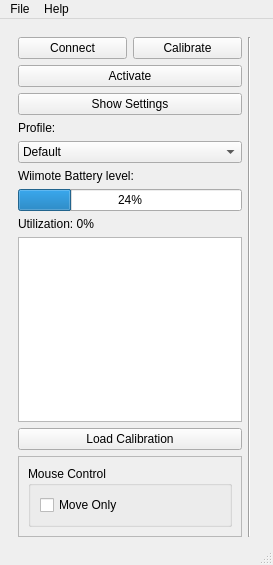
First picture: the form in stuff/mainwindow.ui, repository pnegre/python-whiteboard, before the edit.
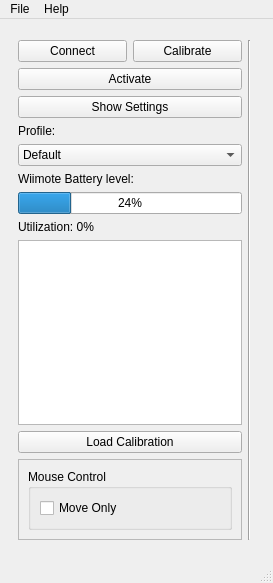
Second picture: the form after the edit.

What changed in the file:
```diff
--- a/stuff/mainwindow.ui
+++ b/stuff/mainwindow.ui
@@ -7,7 +7,7 @@
     <x>0</x>
     <y>0</y>
     <width>273</width>
-    <height>565</height>
+    <height>583</height>
    </rect>
   </property>
   <property name="sizePolicy">
@@ -19,7 +19,7 @@
   <property name="minimumSize">
    <size>
     <width>273</width>
-    <height>565</height>
+    <height>583</height>
    </size>
   </property>
   <property name="maximumSize">
```
Left out of the diff: 2 changed lines with no effect on the pictures.
